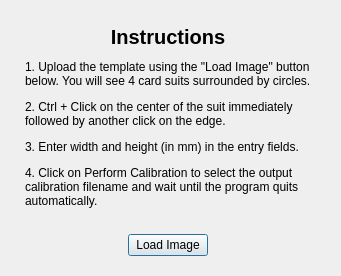
First picture: the form in src/calibration/DialogWelcome.ui, repository rpwang17/photo_reconstruction, before the edit.
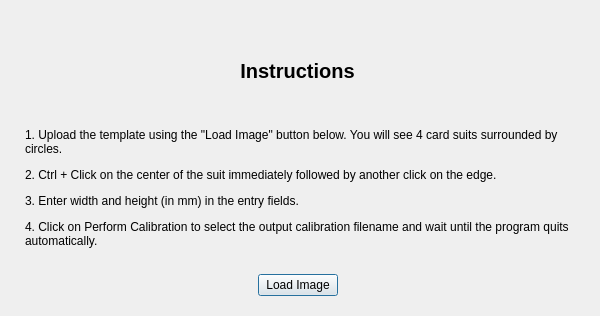
Second picture: the form after the edit.

```diff
--- a/src/calibration/DialogWelcome.ui
+++ b/src/calibration/DialogWelcome.ui
@@ -6,7 +6,7 @@
    <rect>
     <x>0</x>
     <y>0</y>
-    <width>650</width>
+    <width>600</width>
     <height>316</height>
    </rect>
   </property>
@@ -21,7 +21,7 @@
   </property>
   <layout class="QVBoxLayout" name="verticalLayout">
    <property name="sizeConstraint">
-    <enum>QLayout::SetFixedSize</enum>
+    <enum>QLayout::SetDefaultConstraint</enum>
    </property>
    <property name="leftMargin">
     <number>25</number>
@@ -40,6 +40,7 @@
      <property name="font">
       <font>
        <pointsize>15</pointsize>
+       <weight>75</weight>
        <bold>true</bold>
       </font>
      </property>
```
